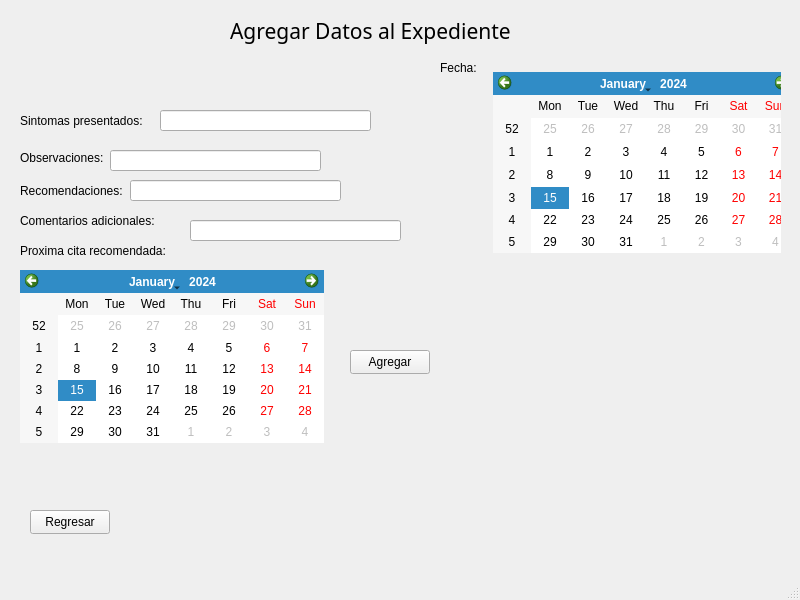
Before: the Qt Designer form App_Medica/mainwindow.ui in alejandra057/App_Medica_Progra3, drawn with Qt 5.
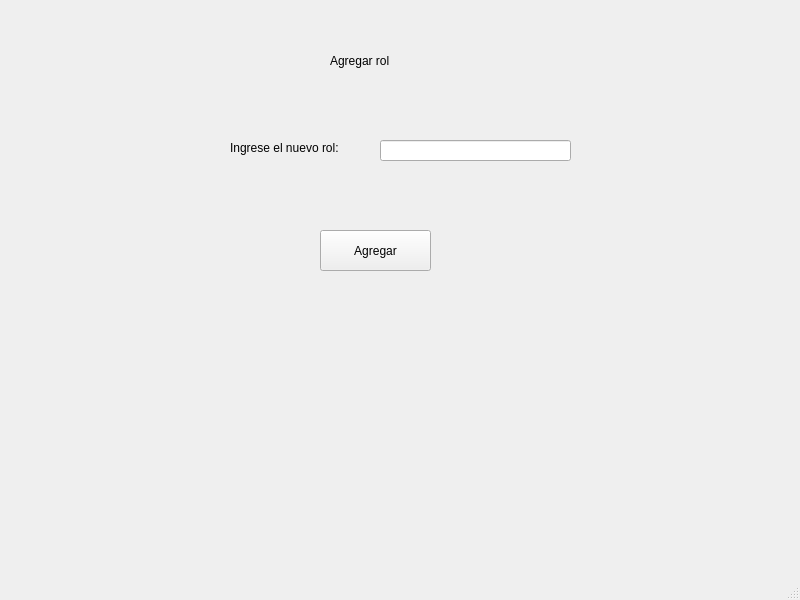
After: the same form once the commit is applied.

Commit message: incorporacion de roles

The edit to the form file:
```diff
--- a/App_Medica/mainwindow.ui
+++ b/App_Medica/mainwindow.ui
@@ -24,7 +24,7 @@
      </rect>
     </property>
     <property name="currentIndex">
-     <number>12</number>
+     <number>30</number>
     </property>
     <widget class="QWidget" name="page">
      <widget class="QLabel" name="label">
@@ -1696,7 +1696,7 @@
       <property name="geometry">
        <rect>
         <x>370</x>
-        <y>350</y>
+        <y>460</y>
         <width>80</width>
         <height>24</height>
        </rect>
@@ -3365,6 +3365,57 @@
       </property>
      </widget>
     </widget>
+    <widget class="QWidget" name="page_31">
+     <widget class="QLabel" name="label_103">
+      <property name="geometry">
+       <rect>
+        <x>350</x>
+        <y>40</y>
+        <width>201</width>
+        <height>41</height>
+       </rect>
+      </property>
+      <property name="text">
+       <string>Agregar rol</string>
+      </property>
+     </widget>
+     <widget class="QLabel" name="label_104">
+      <property name="geometry">
+       <rect>
+        <x>250</x>
+        <y>140</y>
+        <width>131</width>
+        <height>16</height>
+       </rect>
+      </property>
+      <property name="text">
+       <string>Ingrese el nuevo rol:</string>
+      </property>
+     </widget>
+     <widget class="QLineEdit" name="otroRole">
+      <property name="geometry">
+       <rect>
+        <x>400</x>
+        <y>140</y>
+        <width>191</width>
+        <height>21</height>
+       </rect>
+      </property>
+     </widget>
+     <widget class="QPushButton" name="pushButton_80">
+      <property name="geometry">
+       <rect>
+        <x>340</x>
+        <y>230</y>
+        <width>111</width>
+        <height>41</height>
+       </rect>
+      </property>
+      <property name="text">
+       <string>Agregar</string>
+      </property>
+     </widget>
+    </widget>
    </widget>
   </widget>
   <widget class="QMenuBar" name="menubar">
```
Left out of the diff: 17 changed lines with no effect on the pictures. The commit also changes 22 other files.
